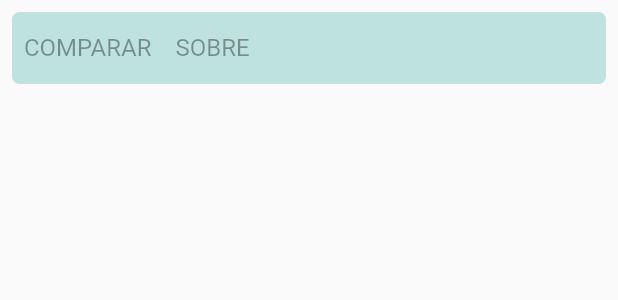
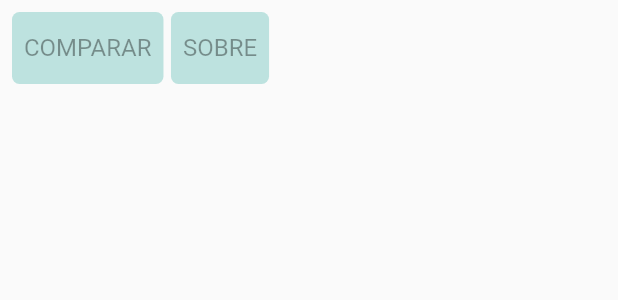
Before and after one commit to hjarroneDev/import_mz, a Flutter app: the Menu widget shown alone on an empty page, opened directly, on a phone screen of 412 x 824 dp. Shown: the top 300 px of the screen. Run offline on Flutter 3.47's test engine with Material 2 defaults, Android fonts, the light colour scheme and no system bars; our stand-ins replace google_fonts; network calls fail.

Commit message:
Actual Sized

```diff
--- a/lib/Paginas/Home/widget/menu/menu.dart
+++ b/lib/Paginas/Home/widget/menu/menu.dart
@@ -14,26 +14,30 @@ class _MenuState extends State<Menu> {
   Widget build(BuildContext context) {
     return Padding(
       padding: const EdgeInsets.all(8.0),
-      child: Container(
+      child: Row(
+        children: [
+          Container(
             decoration: BoxDecoration(
               borderRadius: const BorderRadius.all(Radius.circular(5)),
               color: Colors.teal.shade200.withOpacity(0.5),
             ),
-              child: Row(
-                children: [
-
-                  MenuItems(
+            child: MenuItems(
               onPress: () {},
               titulo: 'Comparar',
             ),
-                 const Divider(),
-
-                  MenuItems(
+          ),
+          const SizedBox(width: 5,),
+          Container(
+            decoration: BoxDecoration(
+              borderRadius: const BorderRadius.all(Radius.circular(5)),
+              color: Colors.teal.shade200.withOpacity(0.5),
+            ),
+            child: MenuItems(
               onPress: () {},
               titulo: 'Sobre',
             ),
+          ),
         ],
-              ),
       ),
     );
   }
```
Also changed, not shown: lib/Paginas/Home/home.dart (+58 -5 lines). Lines whose indentation alone changed are shown as unchanged.
